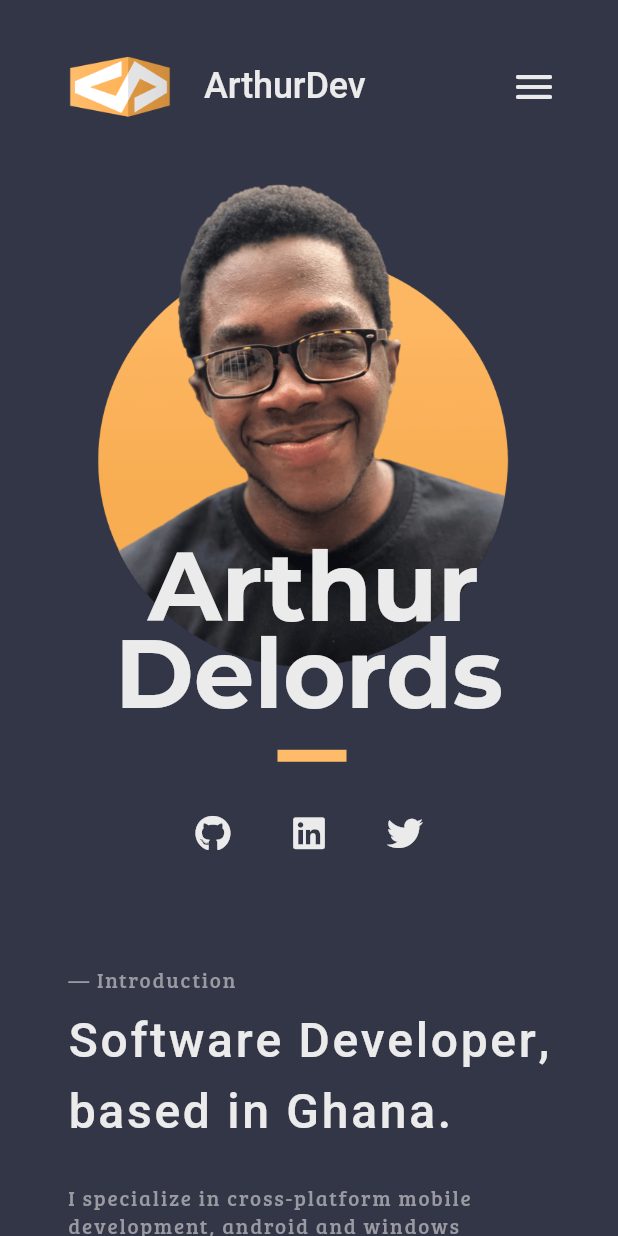
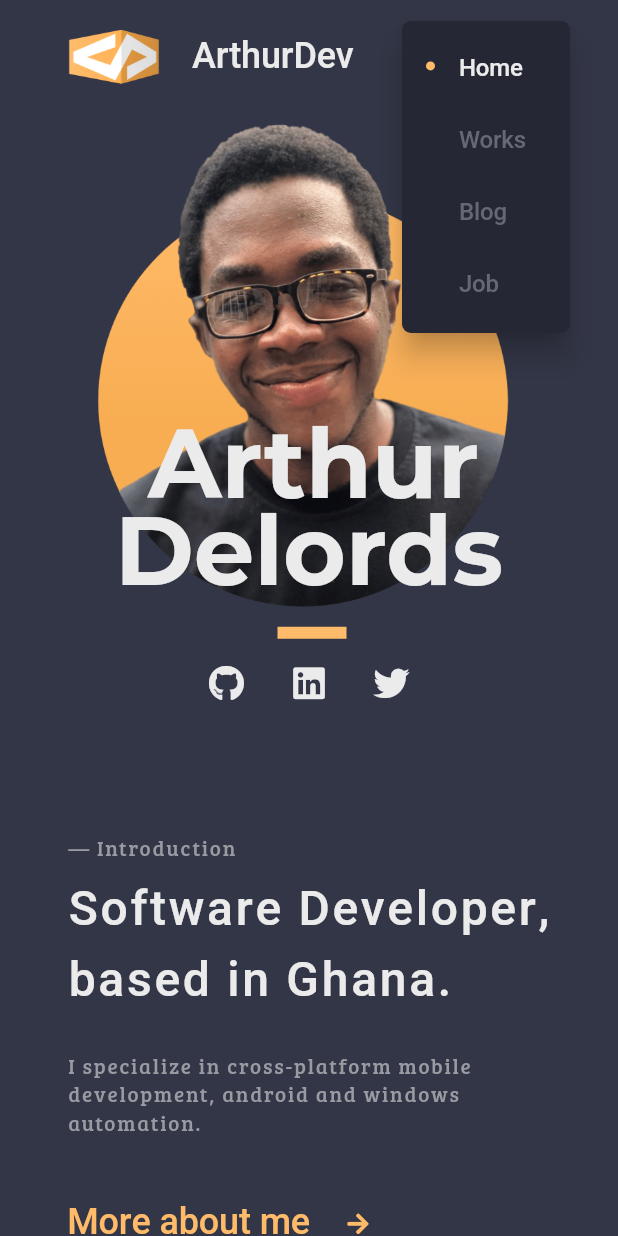
Before and after one commit to thearthurdev/arthurdev, a Flutter app: the screen it shows after launch, after a tap on the "menu" icon, on a phone screen of 412 x 824 dp. Run offline on Flutter 3.47's test engine with Material 2 defaults, Android fonts, the phone set to English and light mode, and no system bars.

Commit message:
add navigation menu for tablet/mobile ui

```diff
--- a/lib/pages/home_page.dart
+++ b/lib/pages/home_page.dart
@@ -32,7 +32,7 @@ class _HomePageState extends State<HomePage> {
   @override
   void didChangeDependencies() {
     super.didChangeDependencies();
-    initScreenHeight = kScreenHeight(context) - 128.0;
+    initScreenHeight = initScreenHeight ?? kScreenHeight(context) - 128.0;
   }
 
   void handleScrolling() {
@@ -48,6 +48,8 @@ class _HomePageState extends State<HomePage> {
       setState(() => currentSection = 1);
     if (scrollController.offset >= kBlogSectionScrollOffset)
       setState(() => currentSection = 2);
+    if (scrollController.offset >= kJobSectionScrollOffset)
+      setState(() => currentSection = 3);
   }
 
   @override
@@ -64,7 +66,6 @@ class _HomePageState extends State<HomePage> {
                 child: Scrollbar(
                   child: SingleChildScrollView(
                     controller: scrollController,
-                    child: Container(
                     child: Column(
                       children: [
                         LandingSection(
@@ -93,7 +94,6 @@ class _HomePageState extends State<HomePage> {
                 ),
               ),
             ),
-            ),
             CustomAppBar(
               showAppBar: showAppBar,
               currentSection: currentSection,
--- a/lib/sections/job_section.dart
+++ b/lib/sections/job_section.dart
@@ -101,7 +101,7 @@ class JobSection extends StatelessWidget {
 
   Widget tabletFooter() {
     return FittedBox(
-          child: Container(
+      child: Container(
         constraints: BoxConstraints(maxWidth: 520.0),
         child: Row(
           mainAxisAlignment: MainAxisAlignment.spaceBetween,
--- a/lib/sections/landing_section.dart
+++ b/lib/sections/landing_section.dart
@@ -2,10 +2,10 @@ import 'package:arthurdev/utils/consts.dart';
 import 'package:arthurdev/utils/responsive_view_util.dart';
 import 'package:arthurdev/widgets/arthurdev_banner.dart';
 import 'package:arthurdev/widgets/navigation_bar.dart';
+import 'package:arthurdev/widgets/navigation_menu.dart';
 import 'package:flutter/material.dart';
 import 'package:arthurdev/widgets/profile.dart';
 import 'package:arthurdev/widgets/info_action_box.dart';
-import 'package:arthurdev/widgets/socials_buttons.dart';
 
 class LandingSection extends StatelessWidget {
   const LandingSection({
@@ -42,21 +42,25 @@ class LandingSection extends StatelessWidget {
             crossAxisAlignment: CrossAxisAlignment.start,
             mainAxisSize: MainAxisSize.min,
             children: [
-              SizedBox(height: initScreenHeight * 0.08),
-              ArthurDevBanner(isLarge: true),
-              SizedBox(height: initScreenHeight * 0.15),
+              SizedBox(height: initScreenHeight * 0.11),
+              ArthurDevBanner(
+                scrollController: scrollController,
+                isLarge: true,
+              ),
+              SizedBox(height: initScreenHeight * 0.17),
               Profile(),
-              SizedBox(height: 16.0),
-              SocialsButtons(),
-              SizedBox(height: initScreenHeight * 0.3),
+              SizedBox(height: initScreenHeight * 0.32),
             ],
           ),
           Column(
             crossAxisAlignment: CrossAxisAlignment.start,
             children: [
               SizedBox(height: initScreenHeight * 0.1),
-              NavigationBar(currentSection: currentSection, scrollController: scrollController,),
-              SizedBox(height: initScreenHeight * 0.3),
+              NavigationBar(
+                currentSection: currentSection,
+                scrollController: scrollController,
+              ),
+              SizedBox(height: initScreenHeight * 0.24),
               introductionInfoActionBox(leftIndent: 16.0),
             ],
           ),
@@ -77,18 +81,13 @@ class LandingSection extends StatelessWidget {
               Row(
                 mainAxisAlignment: MainAxisAlignment.spaceBetween,
                 children: [
-                  ArthurDevBanner(isLarge: true),
-                  InkWell(
-                    onTap: () {},
-                    customBorder: CircleBorder(),
-                    child: Padding(
-                      padding: const EdgeInsets.all(8.0),
-                      child: Icon(
-                        Icons.menu_rounded,
-                        size: 32.0,
-                        color: kPrimaryTextColor,
+                  ArthurDevBanner(
+                    scrollController: scrollController,
+                    isLarge: true,
                   ),
-                    ),
+                  NavigationMenu(
+                    currentSection: currentSection,
+                    scrollController: scrollController,
                   ),
                 ],
               ),
@@ -97,9 +96,7 @@ class LandingSection extends StatelessWidget {
                 crossAxisAlignment: CrossAxisAlignment.start,
                 children: [
                   Profile(),
-                  SizedBox(height: 24.0),
-                  SocialsButtons(),
-                  SizedBox(height: 64.0),
+                  SizedBox(height: 80.0),
                   introductionInfoActionBox(),
                   SizedBox(height: 64.0),
                 ],
@@ -123,32 +120,27 @@ class LandingSection extends StatelessWidget {
               Row(
                 mainAxisAlignment: MainAxisAlignment.spaceBetween,
                 children: [
-                  ArthurDevBanner(isLarge: true),
-                  InkWell(
-                    onTap: () {},
-                    customBorder: CircleBorder(),
-                    child: Padding(
-                      padding: const EdgeInsets.all(8.0),
-                      child: Icon(
-                        Icons.menu_rounded,
-                        size: 32.0,
-                        color: kPrimaryTextColor,
+                  ArthurDevBanner(
+                    scrollController: scrollController,
+                    isLarge: true,
                   ),
-                    ),
+                  NavigationMenu(
+                    currentSection: currentSection,
+                    scrollController: scrollController,
                   ),
                 ],
               ),
               SizedBox(height: initScreenHeight * 0.02),
-              Column(
+              Container(
+                child: Column(
                   crossAxisAlignment: CrossAxisAlignment.center,
                   children: [
                     Profile(),
-                  SizedBox(height: 24.0),
-                  SocialsButtons(),
-                  SizedBox(height: 64.0),
+                    SizedBox(height: 80.0),
                     introductionInfoActionBox(),
                     SizedBox(height: 64.0),
                   ],
+                ),
               ),
             ],
           ),
--- a/lib/sections/technologies_section.dart
+++ b/lib/sections/technologies_section.dart
@@ -48,13 +48,13 @@ class TechnologiesSection extends StatelessWidget {
                           icon: CustomIcons.ic_flutter,
                           title: 'Flutter SDK\n& Dart',
                           subtitle: '4 Projects',
-                          isSelected: true,
                         ),
                         TechnologyButton(
                           icon: CustomIcons.ic_kotlin,
                           iconSize: 20.0,
                           title: 'Android SDK\n& Kotlin',
                           subtitle: '2 Projects',
+                          isSelected: true,
                         ),
                         TechnologyButton(
                           icon: CustomIcons.ic_settings,
--- a/lib/utils/consts.dart
+++ b/lib/utils/consts.dart
@@ -8,6 +8,7 @@ const double kMaxWidth = 1160.0;
 const double kHomeSectionScrollOffset = 0.0;
 const double kWorksSectionScrollOffset = 1470.0;
 const double kBlogSectionScrollOffset = 3250.0;
+const double kJobSectionScrollOffset = 4200.0;
 
 const Color kPrimaryColor = Color(0xFF333646);
 const Color kPrimaryColorDeep = Color(0xFF252734);
@@ -21,6 +22,14 @@ const Color kSectionInfoTextColor = Color(0xFF999AA2);
 const Duration kShortDuration = Duration(milliseconds: 300);
 const Duration kMediumDuration = Duration(milliseconds: 600);
 const Duration kLongDuration = Duration(milliseconds: 900);
+
+// Navigation Destinations
+const Map<String, double> kNavigationDestinations = {
+  'Home': kHomeSectionScrollOffset,
+  'Works': kWorksSectionScrollOffset,
+  'Blog': kBlogSectionScrollOffset,
+  'Job': kJobSectionScrollOffset,
+};
 
 // TextStyles
 const TextStyle kLargeHeaderTextStyle = TextStyle(
--- a/lib/widgets/arthurdev_banner.dart
+++ b/lib/widgets/arthurdev_banner.dart
@@ -2,23 +2,32 @@ import 'package:arthurdev/utils/consts.dart';
 import 'package:flutter/material.dart';
 
 class ArthurDevBanner extends StatelessWidget {
-  const ArthurDevBanner({Key key, this.isLarge = false}) : super(key: key);
+  const ArthurDevBanner(
+      {Key key, @required this.scrollController, this.isLarge = false})
+      : super(key: key);
 
   final bool isLarge;
+  final ScrollController scrollController;
 
   @override
   Widget build(BuildContext context) {
     return Flexible(
       child: Container(
         child: InkWell(
-          onTap: () {},
+          onTap: () {
+            scrollController.animateTo(
+              kHomeSectionScrollOffset,
+              curve: Curves.easeOut,
+              duration: kShortDuration,
+            );
+          },
           borderRadius: kBorderRadius,
           child: Row(
             mainAxisSize: MainAxisSize.min,
             children: [
               Container(
-                width: isLarge ? 88.0 : 46.0,
-                height: isLarge ? 88.0 : 46.0,
+                width: isLarge ? 80.0 : 56.0,
+                height: isLarge ? 48.0 : 40.0,
                 padding: EdgeInsets.only(left: 8.0),
                 child: Image.asset(
                   'assets/images/arthurdev_logo.png',
--- a/lib/widgets/custom_app_bar.dart
+++ b/lib/widgets/custom_app_bar.dart
@@ -1,6 +1,7 @@
 import 'package:arthurdev/utils/consts.dart';
 import 'package:arthurdev/utils/responsive_view_util.dart';
 import 'package:arthurdev/widgets/arthurdev_banner.dart';
+import 'package:arthurdev/widgets/navigation_menu.dart';
 import 'package:arthurdev/widgets/navigation_bar.dart';
 import 'package:flutter/material.dart';
 
@@ -33,20 +34,15 @@ class CustomAppBar extends StatelessWidget {
           child: Row(
             mainAxisAlignment: MainAxisAlignment.spaceBetween,
             children: [
-              ArthurDevBanner(),
+              ArthurDevBanner(scrollController: scrollController),
               kIsDesktop(context)
                   ? NavigationBar(
                       currentSection: currentSection,
                       scrollController: scrollController,
                     )
-                  : InkWell(
-                      onTap: () {},
-                      customBorder: CircleBorder(),
-                      child: Padding(
-                        padding: const EdgeInsets.all(8.0),
-                        child: Icon(Icons.menu_rounded,
-                            size: 32.0, color: kPrimaryTextColor),
-                      ),
+                  : NavigationMenu(
+                      currentSection: currentSection,
+                      scrollController: scrollController,
                     ),
             ],
           ),
--- /dev/null
+++ b/lib/widgets/navigation_menu.dart
@@ -0,0 +1,69 @@
+import 'package:arthurdev/utils/consts.dart';
+import 'package:flutter/material.dart';
+
+class NavigationMenu extends StatelessWidget {
+  NavigationMenu(
+      {Key key, @required this.currentSection, @required this.scrollController})
+      : super(key: key);
+
+  final int currentSection;
+  final ScrollController scrollController;
+
+  @override
+  Widget build(BuildContext context) {
+    return PopupMenuTheme(
+      data: PopupMenuThemeData(
+        color: kPrimaryColorDeep,
+        shape: RoundedRectangleBorder(borderRadius: kBorderRadius),
+      ),
+      child: PopupMenuButton(
+        tooltip: 'Navigation Menu',
+        icon: Icon(Icons.menu_rounded, color: kPrimaryTextColor),
+        onSelected: (i) {
+          scrollController.animateTo(
+            kNavigationDestinations.values.elementAt(i),
+            curve: Curves.easeOut,
+            duration: kShortDuration,
+          );
+        },
+        itemBuilder: (context) {
+          return List.generate(kNavigationDestinations.length, (i) {
+            bool isSelected = currentSection == i;
+
+            return PopupMenuItem(
+              value: i,
+              child: Row(
+                children: [
+                  Flexible(
+                    child: Opacity(
+                      opacity: isSelected ? 1.0 : 0.0,
+                      child: Container(
+                        width: 6.0,
+                        height: 6.0,
+                        margin: const EdgeInsets.only(
+                            top: 0.0, bottom: 4.0, right: 16.0),
+                        decoration: BoxDecoration(
+                          shape: BoxShape.circle,
+                          color: kAccentColor,
+                        ),
+                      ),
+                    ),
+                  ),
+                  Text(
+                    kNavigationDestinations.keys.elementAt(i),
+                    style: kHeaderTextStyle.copyWith(
+                      fontSize: 16.0,
+                      color: isSelected
+                          ? kPrimaryTextColor
+                          : kPrimaryTextDisabledColor,
+                    ),
+                  ),
+                ],
+              ),
+            );
+          });
+        },
+      ),
+    );
+  }
+}
--- a/lib/widgets/profile.dart
+++ b/lib/widgets/profile.dart
@@ -1,5 +1,6 @@
 import 'package:arthurdev/utils/consts.dart';
 import 'package:arthurdev/utils/responsive_view_util.dart';
+import 'package:arthurdev/widgets/socials_buttons.dart';
 import 'package:flutter/material.dart';
 
 class Profile extends StatelessWidget {
@@ -34,7 +35,7 @@ class Profile extends StatelessWidget {
   Widget mobileLayout() {
     return Container(
       width: 288.0,
-      height: 392.0,
+      height: 400.0,
       child: Stack(
         children: [
           profilePic(),
@@ -80,6 +81,8 @@ class Profile extends StatelessWidget {
             margin: const EdgeInsets.only(left: 4.0, top: 16.0),
             color: kAccentColor,
           ),
+          SizedBox(height: 10.0),
+          SocialsButtons(),
         ],
       ),
     );
--- a/lib/widgets/socials_buttons.dart
+++ b/lib/widgets/socials_buttons.dart
@@ -12,26 +12,32 @@ class SocialsButtons extends StatelessWidget {
   @override
   Widget build(BuildContext context) {
     return FittedBox(
+      child: Container(
+        width: 50.0 * socials.length,
         child: Row(
           mainAxisSize: MainAxisSize.min,
+          mainAxisAlignment: MainAxisAlignment.spaceBetween,
           children: List.generate(
             socials.length,
             (i) {
-            return Container(
-              margin: EdgeInsets.only(
-                right: i != socials.length - 1 ? 16.0 : 0.0,
-              ),
-              child: IconButton(
-                onPressed: () {},
-                icon: Icon(
+              return Material(
+                type: MaterialType.transparency,
+                child: InkWell(
+                  customBorder: CircleBorder(),
+                  onTap: () {},
+                  child: Container(
+                    padding: const EdgeInsets.all(8.0),
+                    child: Icon(
                       socials.values.elementAt(i),
                       color: kPrimaryTextColor,
+                    ),
                   ),
                 ),
               );
             },
           ),
         ),
+      ),
     );
   }
 }
--- a/lib/widgets/technology_button.dart
+++ b/lib/widgets/technology_button.dart
@@ -140,7 +140,8 @@ class TechnologyButton extends StatelessWidget {
                       ),
                     ),
                     // SizedBox(height: 8.0),
-                    Text(
+                    Flexible(
+                      child: Text(
                         subtitle,
                         maxLines: 1,
                         overflow: TextOverflow.ellipsis,
@@ -148,6 +149,7 @@ class TechnologyButton extends StatelessWidget {
                           fontFamily: 'Heebo',
                           fontSize: 11.0,
                           color: Colors.white,
+                        ),
                       ),
                     ),
                   ],
```
Also changed, not shown: lib/widgets/navigation_bar.dart (+4 -10 lines), 4 other files. Lines whose indentation alone changed are shown as unchanged.
